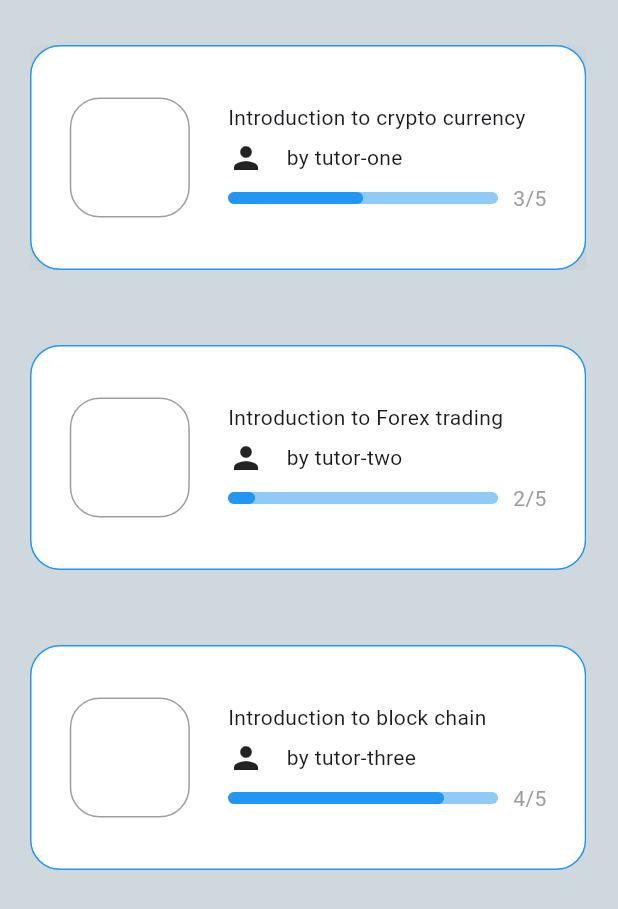
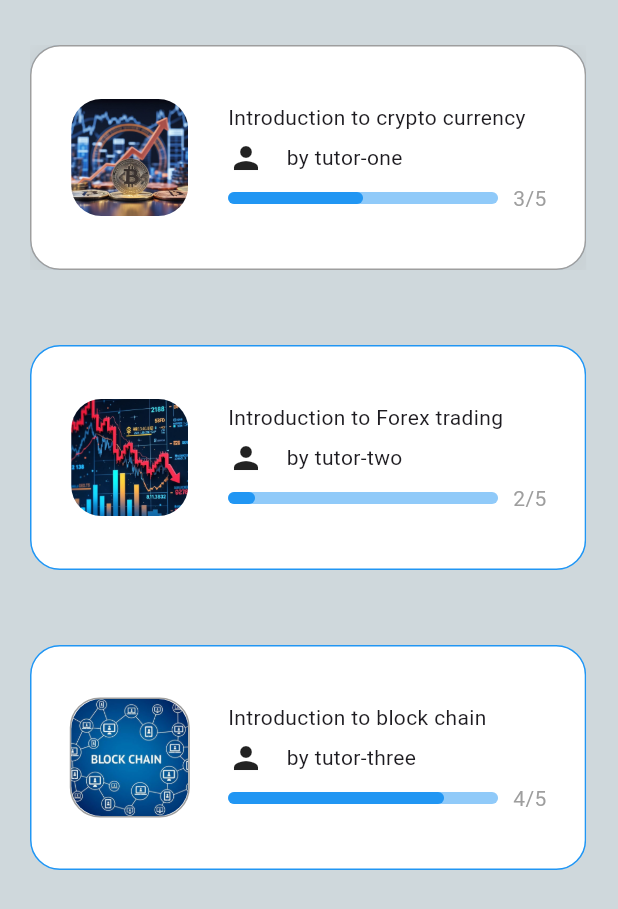
Before and after one commit to miniProject-mobileApp/miniproject-frontend, a Flutter app: the OngoingCourse screen opened directly, on a phone screen of 412 x 824 dp. Shown: the top 909 px of the screen. Run offline on Flutter 3.47's test engine with Material 3 defaults, Android fonts, the light colour scheme and no system bars; our stand-ins replace font_awesome_flutter, introduction_screen; missing offline and left inert: country_flags.

Commit message:
included images to the page

```diff
--- a/lib/screens/courses/ongoingCourses.dart
+++ b/lib/screens/courses/ongoingCourses.dart
@@ -41,7 +41,7 @@ class OngoingCourse extends StatelessWidget{
                   height: 150,
                   decoration: BoxDecoration(
                     color: Colors.white,
-                    border: BoxBorder.all(width: 1, color: Colors.blue),
+                    border: BoxBorder.all(width: 1, color: Colors.grey),
                     borderRadius: BorderRadius.circular(20),
                     boxShadow: [
                       BoxShadow(
@@ -61,7 +61,11 @@ class OngoingCourse extends StatelessWidget{
                         height: 80,
                         decoration: BoxDecoration(
                           borderRadius: BorderRadius.circular(20),
-                          border: Border.all(width: 1, color: Colors.grey)
+                          border: Border.all(width: 1, color: Colors.transparent)
+                        ),
+                        child: ClipRRect(
+                          borderRadius: BorderRadiusGeometry.circular(20),
+                          child: Image.asset('assets/images/crypto.jpeg', fit: BoxFit.cover,),
                         ),
                       ),
                       // descriptions (consisting of topic, tutor and progress)
@@ -138,7 +142,11 @@ class OngoingCourse extends StatelessWidget{
                         height: 80,
                         decoration: BoxDecoration(
                           borderRadius: BorderRadius.circular(20),
-                          border: Border.all(width: 1, color: Colors.grey)
+                          border: Border.all(width: 1, color: Colors.transparent)
+                        ),
+                        child: ClipRRect(
+                          borderRadius: BorderRadiusGeometry.circular(20),
+                          child: Image.asset('assets/images/forex.jpeg', fit: BoxFit.cover),
                         ),
                       ),
 
@@ -218,6 +226,11 @@ class OngoingCourse extends StatelessWidget{
                           borderRadius: BorderRadius.circular(20),
                           border: Border.all(width: 1, color: Colors.grey)
                         ),
+                        child: ClipRRect(
+                          borderRadius: BorderRadiusGeometry.circular(20),
+                          child: Image.asset('assets/images/blockChain.jpeg', fit: BoxFit.cover, )
+                        ),
+
                       ),
 
                       // descriptions (consisting of topic, tutor and progress)
```
